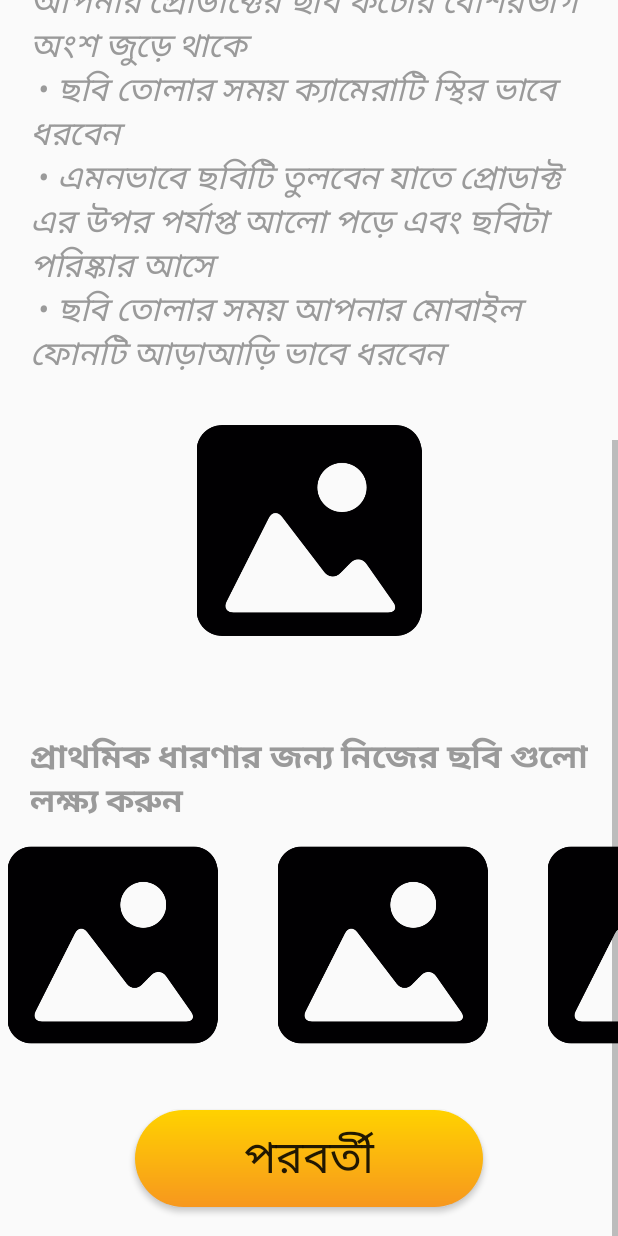
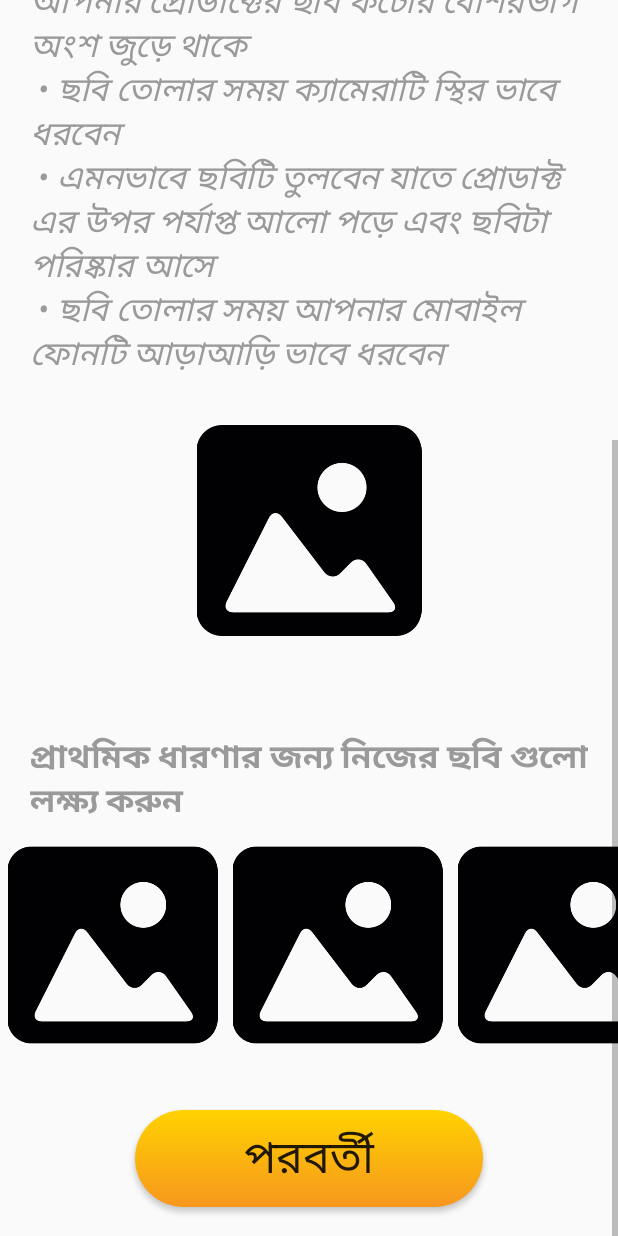
Before and after one commit to deysarkarswarup/ArtisanProfiling, an Android app: the DirectionToCaptureImageActivity screen opened directly, with no data from a screen before it, scrolled down 455 dp, on a phone screen of 412 x 824 dp. Run offline under Robolectric (Android 15) with nearby library versions, the phone set to English and light mode, and no system bars.

Commit message:
fixing bugs

```diff
--- a/app/src/main/res/layout/activity_direction_to_capture_image.xml
+++ b/app/src/main/res/layout/activity_direction_to_capture_image.xml
@@ -106,13 +106,13 @@
                 <ImageView
                     android:layout_width="150dp"
                     android:layout_height="match_parent"
-                    android:layout_marginLeft="30dp"
+                    android:layout_marginLeft="0dp"
                     android:src="@drawable/picture" />
 
                 <ImageView
                     android:layout_width="150dp"
                     android:layout_height="match_parent"
-                    android:layout_marginLeft="30dp"
+                    android:layout_marginLeft="0dp"
                     android:src="@drawable/picture"/>
 
             </LinearLayout>
```
